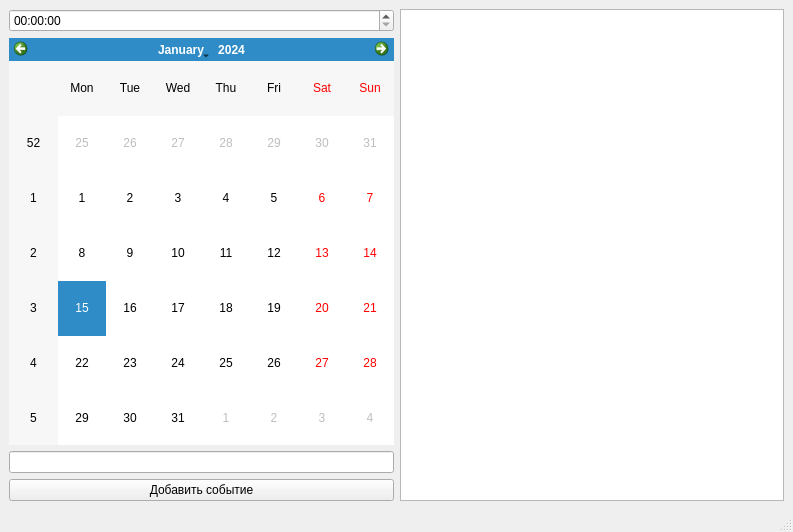
Above: design.ui from maxpaleev/Task_manager before the change. Below: the same form after it.
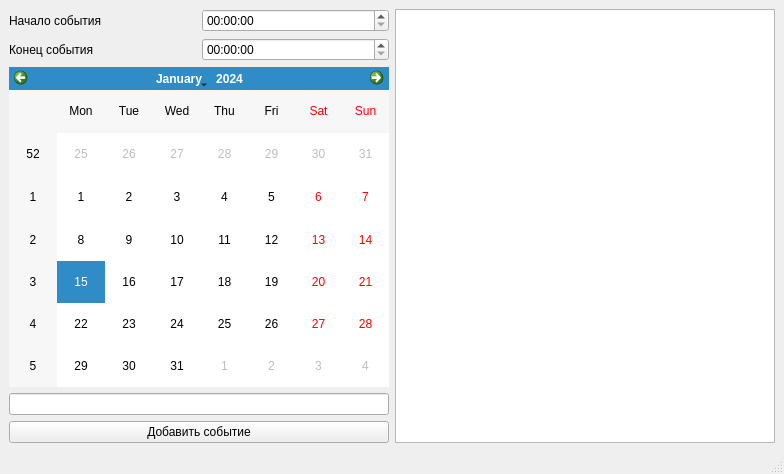
That is the form after the change.

Patch:
```diff
--- a/design.ui
+++ b/design.ui
@@ -6,8 +6,8 @@
    <rect>
     <x>0</x>
     <y>0</y>
-    <width>793</width>
-    <height>532</height>
+    <width>784</width>
+    <height>474</height>
    </rect>
   </property>
   <property name="sizePolicy">
@@ -33,7 +33,32 @@
     <item>
      <layout class="QVBoxLayout" name="verticalLayout">
       <item>
-       <widget class="QTimeEdit" name="timeEdit"/>
+       <layout class="QHBoxLayout" name="horizontalLayout_3">
+        <item>
+         <widget class="QLabel" name="label">
+          <property name="text">
+           <string>Начало события</string>
+          </property>
+         </widget>
+        </item>
+        <item>
+         <widget class="QTimeEdit" name="timeStart"/>
+        </item>
+       </layout>
+      </item>
+      <item>
+       <layout class="QHBoxLayout" name="horizontalLayout_4">
+        <item>
+         <widget class="QLabel" name="label_2">
+          <property name="text">
+           <string>Конец события</string>
+          </property>
+         </widget>
+        </item>
+        <item>
+         <widget class="QTimeEdit" name="timeEnd"/>
+        </item>
+       </layout>
       </item>
       <item>
        <widget class="QCalendarWidget" name="calendarWidget"/>
```
Left out of the diff: 4 changed lines with no effect on the pictures.
